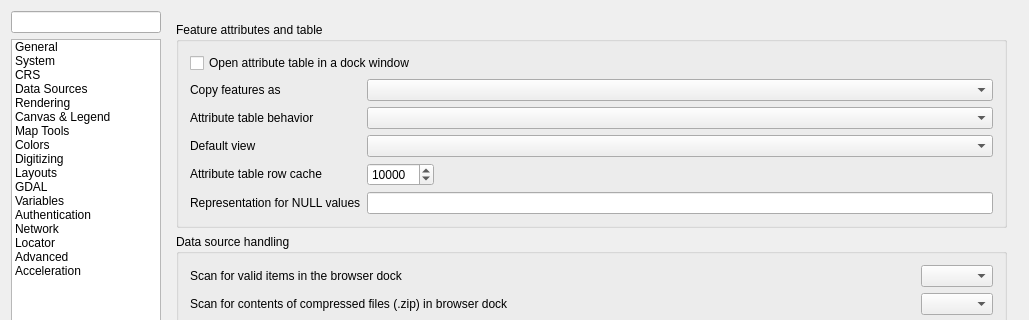
This is src/ui/qgsoptionsbase.ui in qgis/QGIS as Qt 5 draws it before an edit; both pictures show x 0 to 1029 and y 0 to 320 of the 1029 by 878 pixel window. The edited form follows.
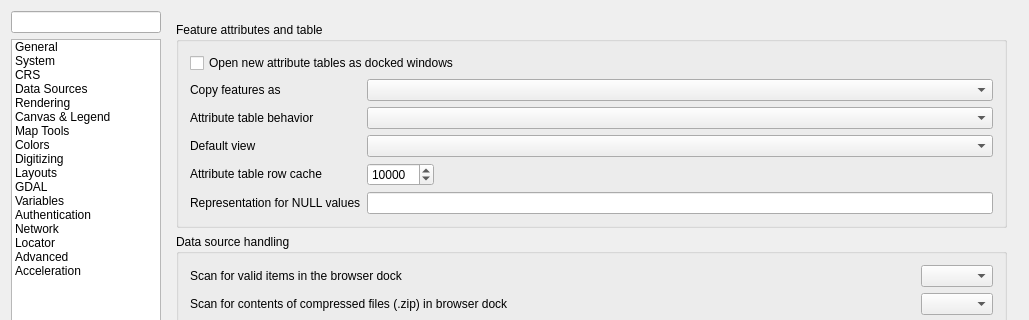
This is the edited form. The open tabs and pages were chosen to show the change. Icons and pictures are not drawn. Custom widgets are drawn as their Qt base class.

Commit message:
[FEATURE] Add a button in attribute table toolbar to switch between docked and window mode
Previously you had to change an option in the settings dialog and
open a new table in order to switch between docked/undocked, but
that's painful if you decide after a table is already open that
you'd like to dock/undock it...

```diff
--- a/src/ui/qgsoptionsbase.ui
+++ b/src/ui/qgsoptionsbase.ui
@@ -1799,7 +1799,7 @@
                   <item row="0" column="0" colspan="2">
                    <widget class="QCheckBox" name="cbxAttributeTableDocked">
                     <property name="text">
-                     <string>Open attribute table in a dock window</string>
+                     <string>Open new attribute tables as docked windows</string>
                     </property>
                    </widget>
                   </item>
```
The commit also changes 3 other files.
